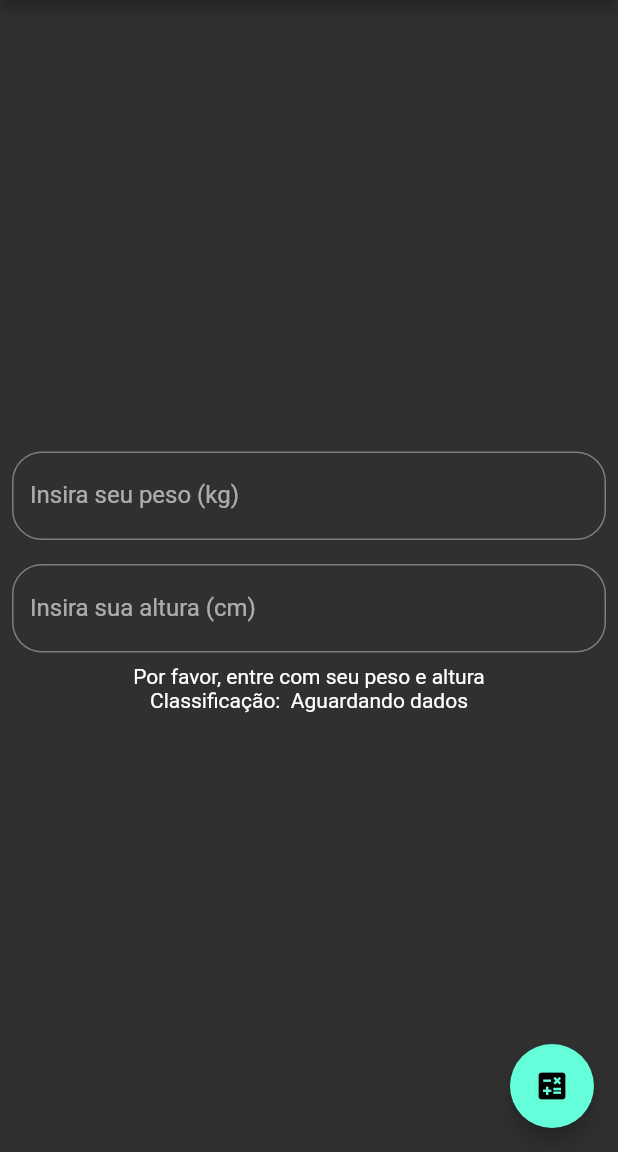
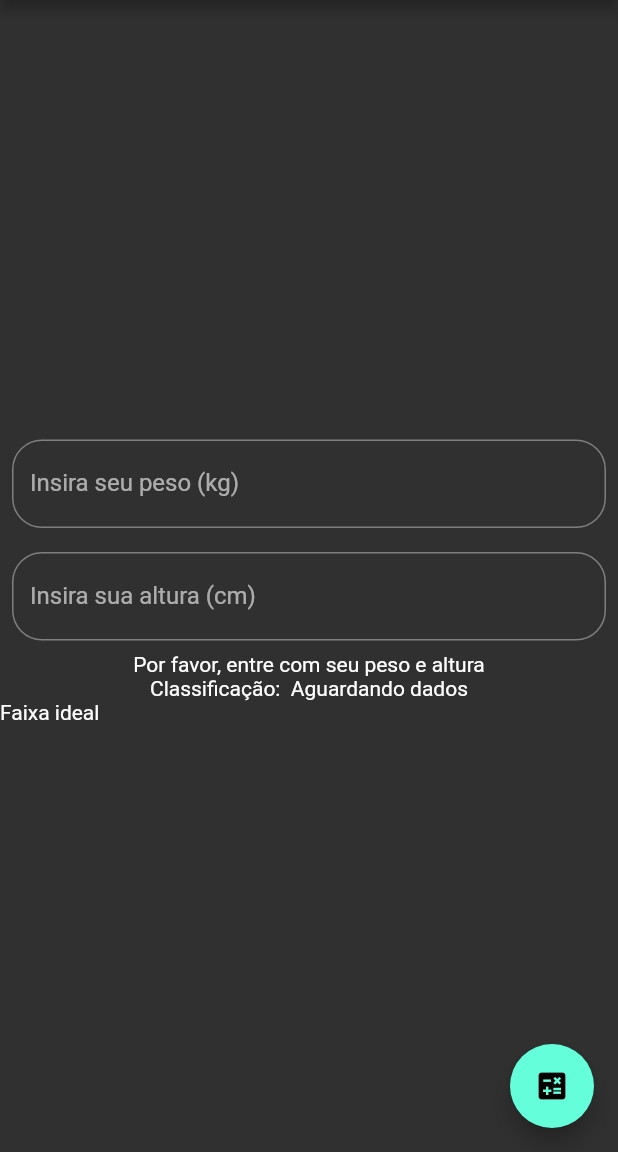
Before and after one commit to alex-cerlini/bmi_calculator, a Flutter app: the screen it shows after launch, on a phone screen of 412 x 824 dp, the part 84-1236 px from its top. Run offline on Flutter 3.47's test engine with Material 2 defaults, Android fonts, the phone set to English and light mode, and no system bars.

Commit message:
add new row for two future buttons

```diff
--- a/lib/main.dart
+++ b/lib/main.dart
@@ -95,6 +95,11 @@ class MyHomePageState extends State<MyHomePage> {
             ),
             Text(result),
             Text("Classificação:  $classification"),
+          Row(
+            children: [
+              Text('Faixa ideal'),
+            ],
+          ),
           ],
         ),
       ),
```
